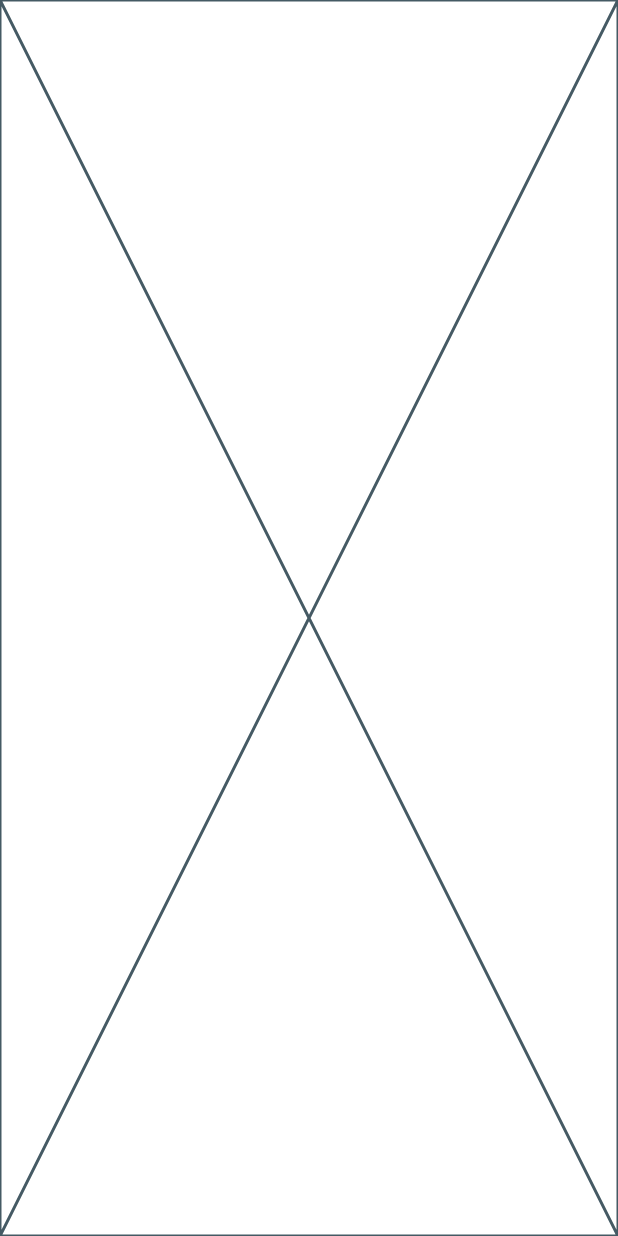
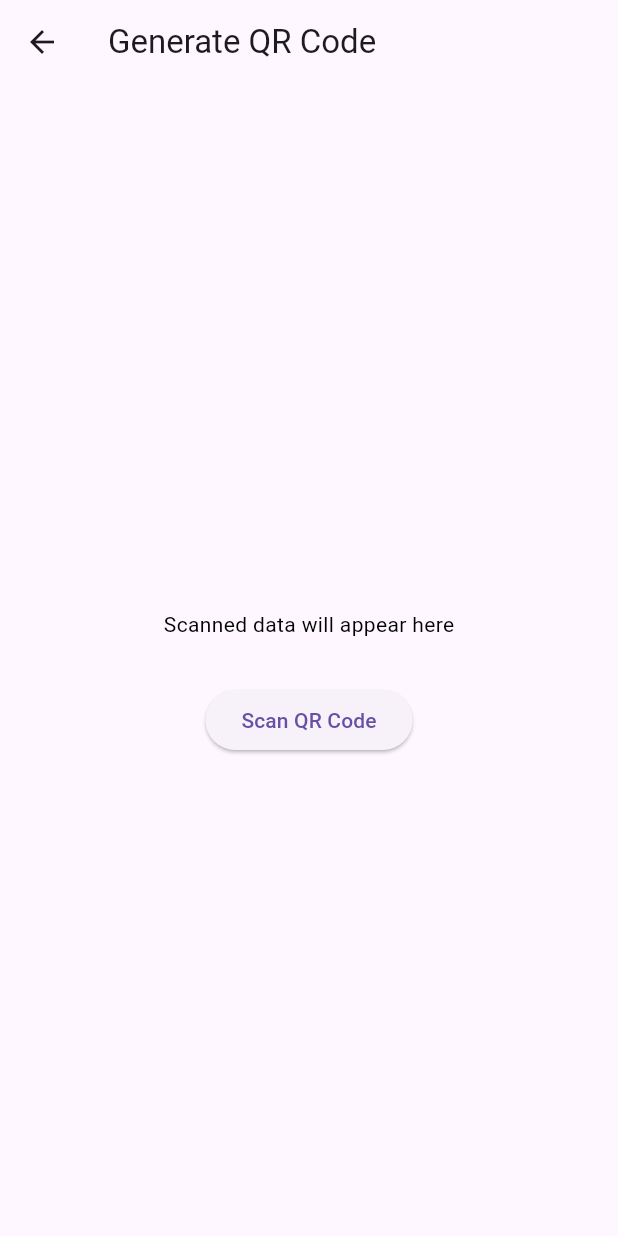
Before and after one commit to zFunx/flutter-qr, a Flutter app: the screen it shows after launch, after a tap on "Scan QR Code", on a phone screen of 412 x 824 dp. Run offline on Flutter 3.47's test engine with Material 3 defaults, Android fonts, the phone set to English and light mode, and no system bars; our stand-ins replace qr_flutter; missing offline and left inert: barcode_scan2.

Commit message:
add scan

```diff
--- a/lib/scan_qr_code.dart
+++ b/lib/scan_qr_code.dart
@@ -1,4 +1,8 @@
+import 'dart:async';
+
 import 'package:flutter/material.dart';
+import 'package:flutter/services.dart';
+import 'package:barcode_scan2/barcode_scan2.dart';
 
 class ScanQRCode extends StatefulWidget {
   const ScanQRCode({super.key});
@@ -10,6 +14,44 @@ class ScanQRCode extends StatefulWidget {
 class _ScanQRCodeState extends State<ScanQRCode> {
   @override
   Widget build(BuildContext context) {
-    return const Placeholder();
+    String qrResult = 'Scanned data will appear here';
+    Future<void> scanQR() async {
+      try {
+        final qrCode = await BarcodeScanner.scan();
+
+        if (!mounted) return;
+
+        setState(() {
+          qrResult = qrCode.toString();
+        });
+      } on PlatformException {
+        setState(() {
+          qrResult = 'Failed to read QR code';
+        });
+      }
+    }
+
+    return Scaffold(
+        appBar: AppBar(
+          title: Text('Generate QR Code'),
+        ),
+        body: Center(
+            child: SingleChildScrollView(
+                child: Column(
+          mainAxisAlignment: MainAxisAlignment.center,
+          children: [
+            SizedBox(
+              height: 30,
+            ),
+            Text(
+              qrResult,
+              style: TextStyle(color: Colors.black),
+            ),
+            SizedBox(
+              height: 30,
+            ),
+            ElevatedButton(onPressed: scanQR, child: Text('Scan QR Code'))
+          ],
+        ))));
   }
 }
--- a/pubspec.yaml
+++ b/pubspec.yaml
@@ -36,7 +36,8 @@ dependencies:
   # Use with the CupertinoIcons class for iOS style icons.
   cupertino_icons: ^1.0.8
   qr_flutter: ^4.1.0
-  flutter_barcode_scanner: ^2.0.0
+  # flutter_barcode_scanner: ^2.0.0
+  barcode_scan2: any
 
 dev_dependencies:
   flutter_test:
```
Also changed, not shown: pubspec.lock, 1 other file.
